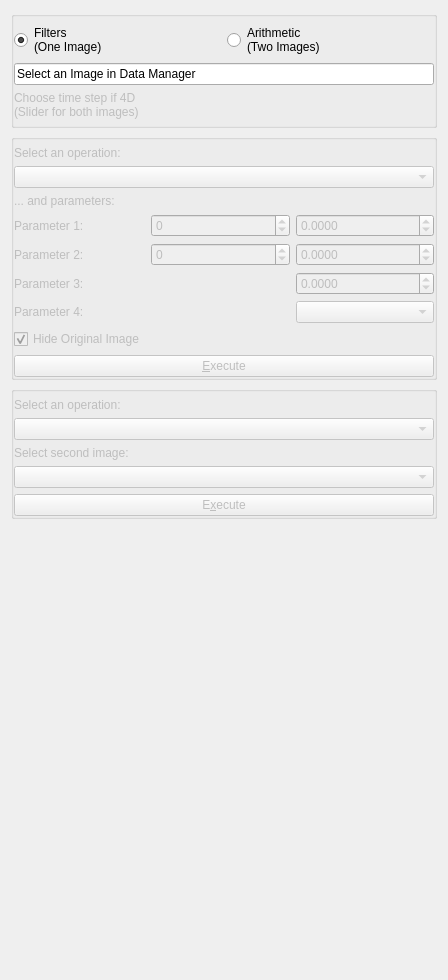
This is Plugins/org.mitk.gui.qt.basicimageprocessing/src/internal/QmitkBasicImageProcessingViewControls.ui in MITK/MITK as Qt 5 draws it before an edit. The edited form follows.
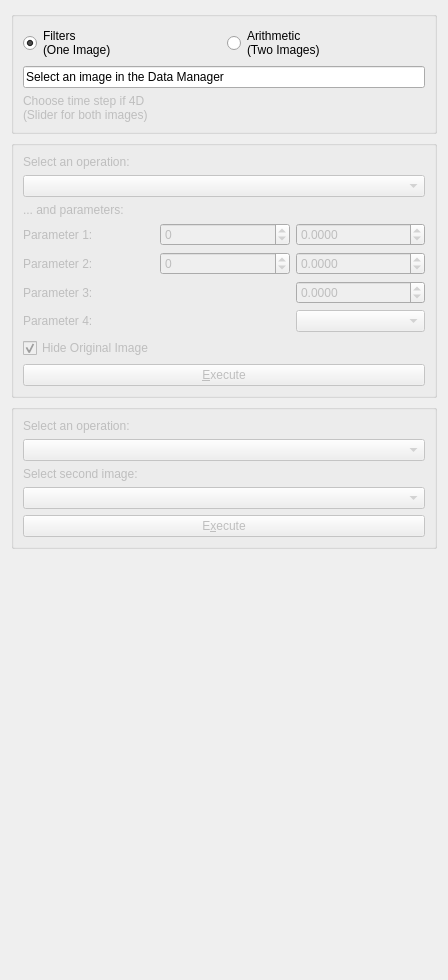
This is the edited form. Custom widgets are drawn as their Qt base class.

Commit message: Improve spacings in UI layout

The edit to the form file:
```diff
--- a/Plugins/org.mitk.gui.qt.basicimageprocessing/src/internal/QmitkBasicImageProcessingViewControls.ui
+++ b/Plugins/org.mitk.gui.qt.basicimageprocessing/src/internal/QmitkBasicImageProcessingViewControls.ui
@@ -20,21 +20,9 @@
       <string/>
      </property>
      <property name="flat">
-      <bool>true</bool>
+      <bool>false</bool>
      </property>
      <layout class="QGridLayout" name="gridLayout_3">
-      <property name="leftMargin">
-       <number>0</number>
-      </property>
-      <property name="topMargin">
-       <number>6</number>
-      </property>
-      <property name="rightMargin">
-       <number>0</number>
-      </property>
-      <property name="bottomMargin">
-       <number>6</number>
-      </property>
       <item row="0" column="0">
        <widget class="QRadioButton" name="rBOneImOp">
         <property name="text">
@@ -57,7 +45,7 @@
       <item row="1" column="0" colspan="2">
        <widget class="QLineEdit" name="leImage1">
         <property name="text">
-         <string>Select an Image in Data Manager</string>
+         <string>Select an image in the Data Manager</string>
         </property>
         <property name="readOnly">
          <bool>true</bool>
@@ -102,28 +90,10 @@
      <property name="title">
       <string/>
      </property>
-     <property name="flat">
-      <bool>true</bool>
-     </property>
-     <property name="checkable">
-      <bool>false</bool>
-     </property>
      <property name="checked">
       <bool>false</bool>
      </property>
      <layout class="QGridLayout" name="gridLayout_2">
-      <property name="leftMargin">
-       <number>0</number>
-      </property>
-      <property name="topMargin">
-       <number>6</number>
-      </property>
-      <property name="rightMargin">
-       <number>0</number>
-      </property>
-      <property name="bottomMargin">
-       <number>0</number>
-      </property>
       <item row="2" column="0" colspan="2">
        <widget class="QLabel" name="tlImage2">
         <property name="enabled">
@@ -201,22 +171,7 @@
      <property name="title">
       <string/>
      </property>
-     <property name="flat">
-      <bool>true</bool>
-     </property>
      <layout class="QGridLayout" name="gridLayout">
-      <property name="leftMargin">
-       <number>0</number>
-      </property>
-      <property name="topMargin">
-       <number>6</number>
-      </property>
-      <property name="rightMargin">
-       <number>0</number>
-      </property>
-      <property name="bottomMargin">
-       <number>0</number>
-      </property>
       <item row="0" column="0" colspan="3">
        <widget class="QLabel" name="tlWhat1">
         <property name="enabled">
```
